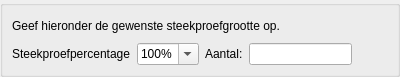
Before: the Qt Designer form plugin/controller/dialog/samplebox.ui in 32BT/QGIS-32BT-Feature-Navigation-Toolbar, drawn with Qt 5.
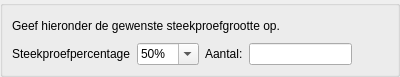
After: the same form once the commit is applied.

Diff of the .ui file:
```diff
--- a/plugin/controller/dialog/samplebox.ui
+++ b/plugin/controller/dialog/samplebox.ui
@@ -56,11 +56,9 @@
           <property name="editable">
            <bool>true</bool>
           </property>
-          <item>
-           <property name="text">
-            <string>100%</string>
-           </property>
-          </item>
+          <property name="minimumContentsLength">
+           <number>4</number>
+          </property>
           <item>
            <property name="text">
             <string>50%</string>
```
